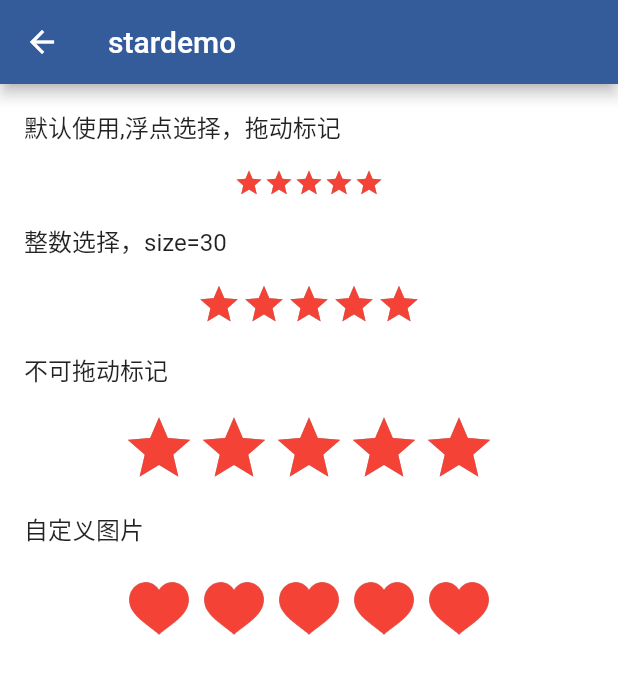
After one commit to hello-coder-xu/dant, a Flutter app: the StarDemo screen opened directly, on a phone screen of 412 x 824 dp. The commit adds this screen. Shown: the top 674 px of the screen. Run offline on Flutter 3.47's test engine with Material 2 defaults, Android fonts, the phone set to English and light mode, and no system bars; our stand-ins replace flutter_screenutil.

Commit message:
完成star

```diff
--- a/fant_example/lib/view/home_page.dart
+++ b/fant_example/lib/view/home_page.dart
@@ -5,6 +5,7 @@ import 'package:example/view/button.dart';
 import 'package:example/view/dialog.dart';
 import 'package:example/view/marquee.dart';
 import 'package:example/view/number.dart';
+import 'package:example/view/star.dart';
 import 'package:example/view/swipe.dart';
 import 'package:example/view/theme.dart';
 import 'package:example/view/toast.dart';
@@ -27,8 +28,9 @@ class HomePageState extends State<HomePage> {
     HomeBean(name: 'dialog', page: DialogDemo()),
     HomeBean(name: 'bottomsheet', page: BottomSheetDemo()),
     HomeBean(name: 'number', page: NumberDemo()),
-    HomeBean(name: 'swipedemo', page: SwipeDemo()),
-    HomeBean(name: 'marqueedemo', page: MarqueeDemo()),
+    HomeBean(name: 'swipe', page: SwipeDemo()),
+    HomeBean(name: 'marquee', page: MarqueeDemo()),
+    HomeBean(name: 'star', page: StarDemo()),
   ];
 
   @override
--- /dev/null
+++ b/fant_example/lib/view/star.dart
@@ -0,0 +1,66 @@
+import 'package:fant/fant.dart';
+import 'package:flutter/material.dart';
+
+class StarDemo extends StatefulWidget {
+  @override
+  StarDemoState createState() => new StarDemoState();
+}
+
+class StarDemoState extends State<StarDemo> {
+  double rating = 0.0;
+
+  @override
+  void initState() {
+    super.initState();
+  }
+
+  @override
+  Widget build(BuildContext context) {
+    return Scaffold(
+      appBar: AppBar(
+        title: Text('stardemo'),
+      ),
+      body: Container(
+        alignment: Alignment.center,
+        child: Column(
+          crossAxisAlignment: CrossAxisAlignment.center,
+          children: <Widget>[
+            ListTile(title: Text('默认使用,浮点选择，拖动标记')),
+            FStarRating(
+              onRatingUpdate: (value) {
+                print('test value=$value');
+              },
+            ),
+            ListTile(title: Text('整数选择，size=30')),
+            FStarRating(
+              onRatingUpdate: (value) {
+                print('test value=$value');
+              },
+              stepInt: true,
+              size: 30,
+            ),
+            ListTile(title: Text('不可拖动标记')),
+            FStarRating(
+              onRatingUpdate: (value) {
+                print('test value=$value');
+              },
+              selectAble: false,
+              stepInt: true,
+              size: 50,
+            ),
+            ListTile(title: Text('自定义图片')),
+            FStarRating(
+              onRatingUpdate: (value) {
+                print('test value=$value');
+              },
+              normalImage: 'assets/comm/star.png',
+              selectImage: 'assets/comm/star.png',
+              stepInt: false,
+              size: 50,
+            ),
+          ],
+        ),
+      ),
+    );
+  }
+}
--- a/fant_example/pubspec.yaml
+++ b/fant_example/pubspec.yaml
@@ -33,9 +33,9 @@ flutter:
   uses-material-design: true
 
   # To add assets to your application, add an assets section, like this:
-  # assets:
-  #   - images/a_dot_burr.jpeg
-  #   - images/a_dot_ham.jpeg
+  assets:
+    - assets/comm/
+
 
   # An image asset can refer to one or more resolution-specific "variants", see
   # https://flutter.dev/assets-and-images/#resolution-aware.
--- a/lib/fant.dart
+++ b/lib/fant.dart
@@ -12,3 +12,4 @@ export 'package:fant/number/index.dart';
 export 'package:fant/swipe/index.dart';
 export 'package:fant/marquee/index.dart';
 export 'package:fant/notice/index.dart';
+export 'package:fant/star/index.dart';
--- /dev/null
+++ b/lib/star/index.dart
@@ -0,0 +1,172 @@
+import 'package:flutter/material.dart';
+
+class FStarRating extends StatefulWidget {
+  final int count;
+  final double maxRating;
+  final double value;
+  final double size;
+  final double padding;
+  final dynamic normalImage;
+  final dynamic selectImage;
+  final Color normalColor;
+  final Color selectColor;
+  final bool selectAble;
+  final bool stepInt;
+
+  final ValueChanged<String> onRatingUpdate;
+
+  FStarRating({
+    this.maxRating = 10.0,
+    this.count = 5,
+    this.value = 10.0,
+    this.size = 20,
+    this.normalImage,
+    this.selectImage,
+    this.padding = 0,
+    this.normalColor = Colors.grey,
+    this.selectColor = Colors.red,
+    this.selectAble = true,
+    this.stepInt = false,
+    @required this.onRatingUpdate,
+  });
+
+  @override
+  _FStarRatingState createState() => _FStarRatingState();
+}
+
+class _FStarRatingState extends State<FStarRating> {
+  num value;
+
+  @override
+  void initState() {
+    super.initState();
+    value = widget.value;
+  }
+
+  @override
+  Widget build(BuildContext context) {
+    return Listener(
+      child: buildRowRating(),
+      onPointerDown: (PointerDownEvent event) {
+        double x = event.localPosition.dx;
+        if (x < 0) x = 0;
+        pointValue(x);
+      },
+      onPointerMove: (PointerMoveEvent event) {
+        double x = event.localPosition.dx;
+        if (x < 0) x = 0;
+        pointValue(x);
+      },
+      onPointerUp: (_) {},
+      behavior: HitTestBehavior.deferToChild,
+    );
+  }
+
+  pointValue(double dx) {
+    if (!widget.selectAble) {
+      return;
+    }
+    if (dx >= widget.size * widget.count + widget.padding * (widget.count - 1)) {
+      value = widget.maxRating;
+    } else {
+      for (double i = 1; i < widget.count + 1; i++) {
+        if (dx > widget.size * i + widget.padding * (i - 1) && dx < widget.size * i + widget.padding * i) {
+          value = i * (widget.maxRating / widget.count);
+          break;
+        } else if (dx > widget.size * (i - 1) + widget.padding * (i - 1) && dx < widget.size * i + widget.padding * i) {
+          value = (dx - widget.padding * (i - 1)) / (widget.size * widget.count) * widget.maxRating;
+          break;
+        }
+      }
+    }
+    setState(() {
+      widget.onRatingUpdate(value.toStringAsFixed(1));
+    });
+  }
+
+  int fullStars() {
+    if (value != null) {
+      return (value / (widget.maxRating / widget.count)).floor();
+    }
+    return 0;
+  }
+
+  num star() {
+    if (value != null) {
+      if (widget.count / fullStars() == widget.maxRating / value) {
+        return 0;
+      }
+      num temp = (value % (widget.maxRating / widget.count)) / (widget.maxRating / widget.count);
+      if (widget.stepInt) {
+        return temp.ceil();
+      }
+      return temp;
+    }
+    return 0;
+  }
+
+  List<Widget> buildRow() {
+    int full = fullStars();
+    List<Widget> children = [];
+    for (int i = 0; i < full; i++) {
+      children.add(getStarItemView(widget.selectImage, widget.selectColor));
+      if (i < widget.count - 1) {
+        children.add(SizedBox(width: widget.padding));
+      }
+    }
+    if (full < widget.count) {
+      children.add(ClipRect(
+        clipper: SMClipper(rating: star() * widget.size),
+        child: getStarItemView(widget.selectImage, widget.selectColor),
+      ));
+    }
+
+    return children;
+  }
+
+  Widget getStarItemView(dynamic path, Color color) {
+    if (path is IconData) {
+      return Icon(path, size: widget.size,color: color);
+    } else if (path is String) {
+      return Image.asset(path, height: widget.size, width: widget.size,color: color);
+    }
+    return Icon(Icons.star, size: widget.size, color: color);
+  }
+
+  List<Widget> buildNormalRow() {
+    List<Widget> children = [];
+    for (int i = 0; i < widget.count; i++) {
+      children.add(getStarItemView(widget.normalImage, widget.normalColor));
+      if (i < widget.count - 1) {
+        children.add(SizedBox(width: widget.padding));
+      }
+    }
+    return children;
+  }
+
+  Widget buildRowRating() {
+    List<Widget> children = [];
+    children.add(Row(children: buildNormalRow()));
+    children.add(Row(children: buildRow()));
+    return Container(
+      width: widget.count * widget.size + (widget.count - 1) * widget.padding,
+      child: Stack(children: children),
+    );
+  }
+}
+
+class SMClipper extends CustomClipper<Rect> {
+  final double rating;
+
+  SMClipper({this.rating}) : assert(rating != null);
+
+  @override
+  Rect getClip(Size size) {
+    return Rect.fromLTRB(0.0, 0.0, rating, size.height);
+  }
+
+  @override
+  bool shouldReclip(SMClipper oldClipper) {
+    return rating != oldClipper.rating;
+  }
+}
```
Also changed, not shown: fant_example/assets/comm/star.png (added), 1 other file.
